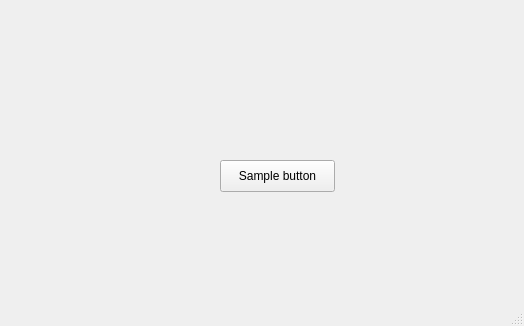
First picture: the form in res/app.ui, repository dferens/shapesrecog, before the edit.
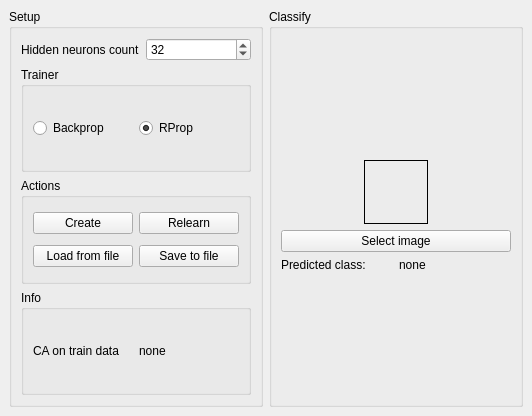
Second picture: the form after the edit.

Patch:
```diff
--- a/res/app.ui
+++ b/res/app.ui
@@ -6,39 +6,249 @@
    <rect>
     <x>0</x>
     <y>0</y>
-    <width>524</width>
-    <height>326</height>
+    <width>532</width>
+    <height>416</height>
    </rect>
   </property>
   <property name="windowTitle">
    <string>MainWindow</string>
   </property>
   <widget class="QWidget" name="centralwidget">
-   <widget class="QPushButton" name="pushButton">
-    <property name="geometry">
-     <rect>
-      <x>220</x>
-      <y>160</y>
-      <width>115</width>
-      <height>32</height>
-     </rect>
-    </property>
-    <property name="text">
-     <string>Sample button</string>
-    </property>
-   </widget>
+   <layout class="QVBoxLayout" name="verticalLayout_2">
+    <item>
+     <layout class="QGridLayout" name="gridLayout">
+      <item row="0" column="0">
+       <widget class="QGroupBox" name="groupBox">
+        <property name="title">
+         <string>Setup</string>
+        </property>
+        <layout class="QVBoxLayout" name="verticalLayout_3">
+         <item>
+          <layout class="QVBoxLayout" name="verticalLayout">
+           <item>
+            <layout class="QHBoxLayout" name="horizontalLayout">
+             <item>
+              <widget class="QLabel" name="label">
+               <property name="text">
+                <string>Hidden neurons count</string>
+               </property>
+              </widget>
+             </item>
+             <item>
+              <widget class="QSpinBox" name="spHiddenNeurons">
+               <property name="value">
+                <number>32</number>
+               </property>
+              </widget>
+             </item>
+            </layout>
+           </item>
+           <item>
+            <widget class="QGroupBox" name="groupBox_3">
+             <property name="title">
+              <string>Trainer</string>
+             </property>
+             <layout class="QHBoxLayout" name="horizontalLayout_5">
+              <item>
+               <layout class="QHBoxLayout" name="horizontalLayout_4">
+                <item>
+                 <widget class="QRadioButton" name="rbBackprop">
+                  <property name="text">
+                   <string>Backprop</string>
+                  </property>
+                 </widget>
+                </item>
+                <item>
+                 <widget class="QRadioButton" name="rbRProp">
+                  <property name="text">
+                   <string>RProp</string>
+                  </property>
+                  <property name="checked">
+                   <bool>true</bool>
+                  </property>
+                 </widget>
+                </item>
+               </layout>
+              </item>
+             </layout>
+            </widget>
+           </item>
+           <item>
+            <widget class="QGroupBox" name="gbActions">
+             <property name="title">
+              <string>Actions</string>
+             </property>
+             <layout class="QHBoxLayout" name="horizontalLayout_3">
+              <item>
+               <layout class="QGridLayout" name="gridLayout_2">
+                <item row="1" column="0">
+                 <widget class="QPushButton" name="btLoad">
+                  <property name="text">
+                   <string>Load from file</string>
+                  </property>
+                 </widget>
+                </item>
+                <item row="0" column="1">
+                 <widget class="QPushButton" name="btRelearn">
+                  <property name="text">
+                   <string>Relearn</string>
+                  </property>
+                 </widget>
+                </item>
+                <item row="0" column="0">
+                 <widget class="QPushButton" name="btCreate">
+                  <property name="text">
+                   <string>Create</string>
+                  </property>
+                 </widget>
+                </item>
+                <item row="1" column="1">
+                 <widget class="QPushButton" name="btSave">
+                  <property name="text">
+                   <string>Save to file</string>
+                  </property>
+                 </widget>
+                </item>
+               </layout>
+              </item>
+             </layout>
+            </widget>
+           </item>
+           <item>
+            <widget class="QGroupBox" name="groupBox_4">
+             <property name="title">
+              <string>Info</string>
+             </property>
+             <layout class="QGridLayout" name="gridLayout_3">
+              <item row="0" column="0">
+               <widget class="QLabel" name="label_3">
+                <property name="text">
+                 <string>CA on train data</string>
+                </property>
+               </widget>
+              </item>
+              <item row="0" column="1">
+               <widget class="QLabel" name="lbTrainCA">
+                <property name="text">
+                 <string>none</string>
+                </property>
+               </widget>
+              </item>
+             </layout>
+            </widget>
+           </item>
+          </layout>
+         </item>
+        </layout>
+       </widget>
+      </item>
+      <item row="0" column="1">
+       <widget class="QGroupBox" name="groupBox_2">
+        <property name="title">
+         <string>Classify</string>
+        </property>
+        <layout class="QVBoxLayout" name="verticalLayout_5">
+         <item>
+          <layout class="QVBoxLayout" name="verticalLayout_4">
+           <item>
+            <layout class="QHBoxLayout" name="horizontalLayout_2">
+             <item>
+              <widget class="QLabel" name="lbSelectedImage">
+               <property name="sizePolicy">
+                <sizepolicy hsizetype="Preferred" vsizetype="Preferred">
+                 <horstretch>2</horstretch>
+                 <verstretch>2</verstretch>
+                </sizepolicy>
+               </property>
+               <property name="minimumSize">
+                <size>
+                 <width>64</width>
+                 <height>64</height>
+                </size>
+               </property>
+               <property name="maximumSize">
+                <size>
+                 <width>64</width>
+                 <height>64</height>
+                </size>
+               </property>
+               <property name="frameShape">
+                <enum>QFrame::Box</enum>
+               </property>
+               <property name="text">
+                <string/>
+               </property>
+              </widget>
+             </item>
+            </layout>
+           </item>
+           <item>
+            <widget class="QPushButton" name="btSelectImage">
+             <property name="text">
+              <string>Select image</string>
+             </property>
+            </widget>
+           </item>
+           <item>
+            <layout class="QHBoxLayout" name="horizontalLayout_8">
+             <property name="spacing">
+              <number>-1</number>
+             </property>
+             <property name="sizeConstraint">
+              <enum>QLayout::SetDefaultConstraint</enum>
+             </property>
+             <item>
+              <widget class="QLabel" name="label_2">
+               <property name="sizePolicy">
+                <sizepolicy hsizetype="Preferred" vsizetype="Fixed">
+                 <horstretch>0</horstretch>
+                 <verstretch>0</verstretch>
+                </sizepolicy>
+               </property>
+               <property name="text">
+                <string>Predicted class:</string>
+               </property>
+              </widget>
+             </item>
+             <item>
+              <widget class="QLabel" name="lbClass">
+               <property name="sizePolicy">
+                <sizepolicy hsizetype="Preferred" vsizetype="Fixed">
+                 <horstretch>0</horstretch>
+                 <verstretch>0</verstretch>
+                </sizepolicy>
+               </property>
+               <property name="text">
+                <string>none</string>
+               </property>
+              </widget>
+             </item>
+            </layout>
+           </item>
+          </layout>
+         </item>
+        </layout>
+       </widget>
+      </item>
+     </layout>
+    </item>
+   </layout>
   </widget>
-  <widget class="QMenuBar" name="menubar">
-   <property name="geometry">
-    <rect>
-     <x>0</x>
-     <y>0</y>
-     <width>524</width>
-     <height>22</height>
-    </rect>
+  <action name="actionLearn">
+   <property name="text">
+    <string>Learn</string>
    </property>
-  </widget>
-  <widget class="QStatusBar" name="statusbar"/>
+  </action>
+  <action name="actionSave">
+   <property name="text">
+    <string>Save to file</string>
+   </property>
+  </action>
+  <action name="actionLoad">
+   <property name="text">
+    <string>Load from file</string>
+   </property>
+  </action>
  </widget>
  <resources/>
  <connections/>
```
